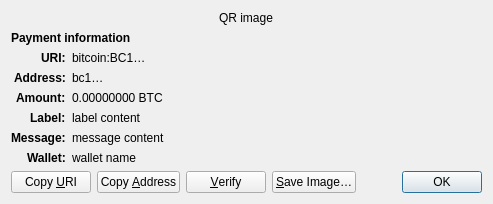
Before: the Qt Designer form src/qt/forms/receiverequestdialog.ui in wbubblerteam/bubcoin, drawn with Qt 5.
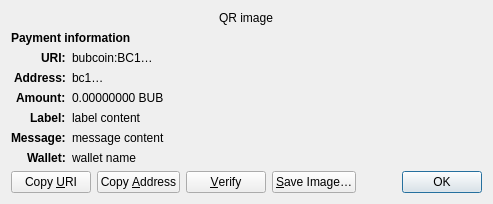
After: the same form once the commit is applied. Custom widgets are drawn as their Qt base class.

The edit to the form file:
```diff
--- a/src/qt/forms/receiverequestdialog.ui
+++ b/src/qt/forms/receiverequestdialog.ui
@@ -65,7 +65,7 @@
    <item row="2" column="1" alignment="Qt::AlignTop">
     <widget class="QLabel" name="uri_content">
      <property name="text">
-      <string notr="true">bitcoin:BC1…</string>
+      <string notr="true">bubcoin:BC1…</string>
      </property>
      <property name="textFormat">
       <enum>Qt::RichText</enum>
@@ -126,7 +126,7 @@
    <item row="4" column="1" alignment="Qt::AlignTop">
     <widget class="QLabel" name="amount_content">
      <property name="text">
-      <string notr="true">0.00000000 BTC</string>
+      <string notr="true">0.00000000 BUB</string>
      </property>
      <property name="textFormat">
       <enum>Qt::PlainText</enum>
```
